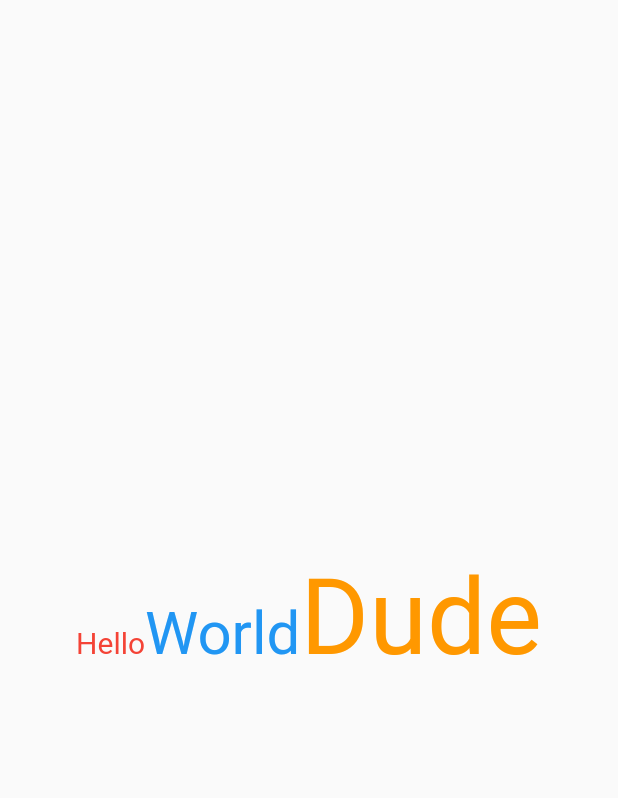
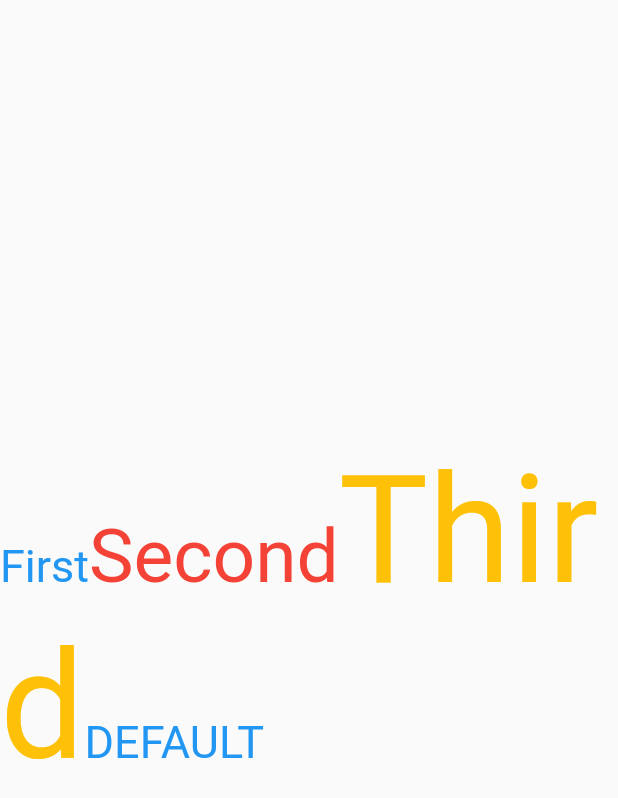
Before and after one commit to jadhavdurgesh/Flutter-widgets, a Flutter app: the screen it shows after launch, on a phone screen of 412 x 824 dp. Shown: the top 798 px of the screen. Run offline on Flutter 3.47's test engine with Material 2 defaults, Android fonts, the light colour scheme and no system bars.

Commit message:
Richtext done

```diff
--- a/lib/main.dart
+++ b/lib/main.dart
@@ -1,7 +1,8 @@
 // import 'package:all_about_widgets/widgets/expanded_widget.dart';
 // import 'package:all_about_widgets/widgets/flexible_widget.dart';
 // import 'package:all_about_widgets/widgets/safearea_widget.dart';
-import 'package:all_about_widgets/widgets/textspan_widget.dart';
+import 'package:all_about_widgets/widgets/richtext_widget.dart';
+// import 'package:all_about_widgets/widgets/textspan_widget.dart';
 import 'package:flutter/material.dart';
 
 // import 'widgets/container.dart';
@@ -34,7 +35,7 @@
         // is not restarted.
         primarySwatch: Colors.blue,
       ),
-      home: const TextSpanWidget(),
+      home: const RichTextWidget(),
     );
   }
 }
--- /dev/null
+++ b/lib/widgets/richtext_widget.dart
@@ -0,0 +1,46 @@
+import 'package:flutter/material.dart';
+
+class RichTextWidget extends StatefulWidget {
+  const RichTextWidget({super.key});
+
+  @override
+  State<RichTextWidget> createState() => _RichTextWidgetState();
+}
+
+class _RichTextWidgetState extends State<RichTextWidget> {
+  @override
+  Widget build(BuildContext context) {
+    return Scaffold(
+      body: Center(
+        child: RichText(
+          text: const TextSpan(
+            text: 'First',
+            style: TextStyle(
+              fontSize: 30,
+              color: Colors.blue,
+            ),
+            children: <TextSpan>[
+              TextSpan(
+                text: 'Second',
+                style: TextStyle(
+                  fontSize: 50,
+                  color: Colors.red,
+                )
+              ),
+              TextSpan(
+                text: 'Third',
+                style: TextStyle(
+                  fontSize: 100,
+                  color: Colors.amber,
+                )
+              ),
+              TextSpan(
+                text: 'DEFAULT',
+              )
+            ]
+          )
+          ),
+      ),
+    );
+  }
+}
```
